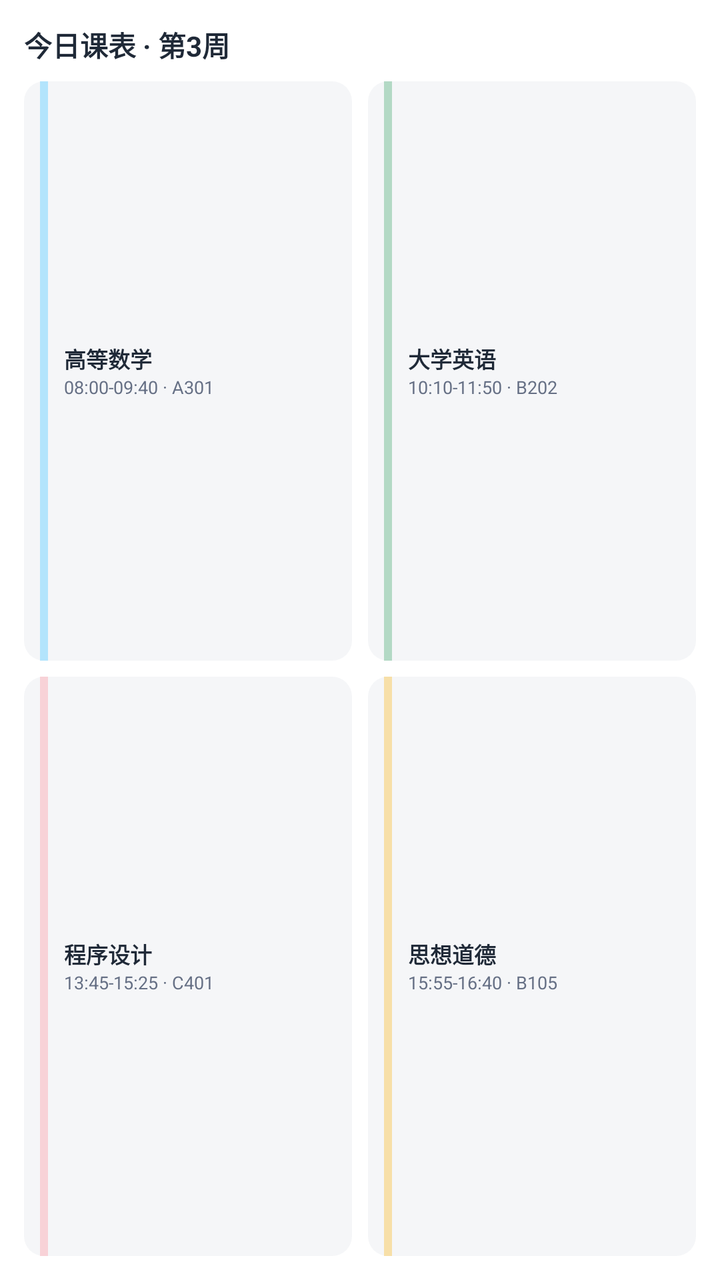
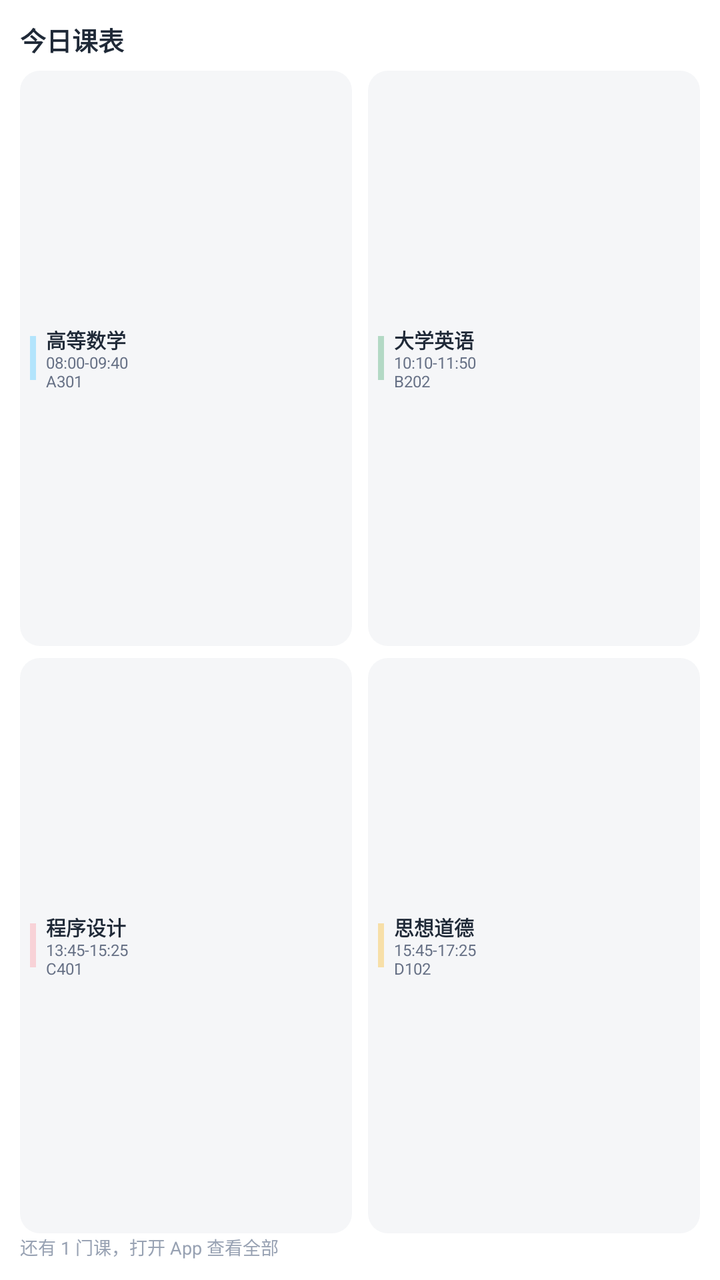

Compare the two renders of this Android layout. The source of the first and the diff that turns it into the second are given below.
<!-- AndroidManifest.xml: fallback theme Theme.MaterialComponents.DayNight.NoActionBar -->
<!-- res/layout/widget_large_preview.xml -->
<?xml version="1.0" encoding="utf-8"?>
<LinearLayout xmlns:android="http://schemas.android.com/apk/res/android"
    android:layout_width="match_parent"
    android:layout_height="match_parent"
    android:orientation="vertical"
    android:background="@drawable/widget_card_bg_light"
    android:padding="12dp">

    <TextView
        android:layout_width="match_parent"
        android:layout_height="wrap_content"
        android:textSize="14sp"
        android:textStyle="bold"
        android:maxLines="1"
        android:textColor="#1F2937"
        android:text="今日课表 · 第3周" />

    <LinearLayout
        android:layout_width="match_parent"
        android:layout_height="0dp"
        android:layout_weight="1"
        android:layout_marginTop="8dp"
        android:baselineAligned="false"
        android:orientation="vertical">

        <LinearLayout
            android:layout_width="match_parent"
            android:layout_height="0dp"
            android:layout_weight="1"
            android:baselineAligned="false"
            android:orientation="horizontal">

            <LinearLayout
                android:layout_width="0dp"
                android:layout_height="match_parent"
                android:layout_weight="1"
                android:background="@drawable/widget_course_item_bg"
                android:gravity="center_vertical"
                android:orientation="horizontal"
                android:paddingStart="8dp"
                android:paddingEnd="8dp">

                <View
                    android:layout_width="4dp"
                    android:layout_height="match_parent"
                    android:background="#B3E4FC" />

                <LinearLayout
                    android:layout_width="0dp"
                    android:layout_height="wrap_content"
                    android:layout_weight="1"
                    android:layout_marginStart="8dp"
                    android:orientation="vertical">

                    <TextView
                        android:layout_width="match_parent"
                        android:layout_height="wrap_content"
                        android:textSize="11sp"
                        android:textStyle="bold"
                        android:maxLines="1"
                        android:textColor="#1F2937"
                        android:text="高等数学" />

                    <TextView
                        android:layout_width="match_parent"
                        android:layout_height="wrap_content"
                        android:textSize="9sp"
                        android:maxLines="1"
                        android:textColor="#667085"
                        android:text="08:00-09:40 · A301" />
                </LinearLayout>
            </LinearLayout>

            <LinearLayout
                android:layout_width="0dp"
                android:layout_height="match_parent"
                android:layout_weight="1"
                android:layout_marginStart="8dp"
                android:background="@drawable/widget_course_item_bg"
                android:gravity="center_vertical"
                android:orientation="horizontal"
                android:paddingStart="8dp"
                android:paddingEnd="8dp">

                <View
                    android:layout_width="4dp"
                    android:layout_height="match_parent"
                    android:background="#B3D9C5" />

                <LinearLayout
                    android:layout_width="0dp"
                    android:layout_height="wrap_content"
                    android:layout_weight="1"
                    android:layout_marginStart="8dp"
                    android:orientation="vertical">

                    <TextView
                        android:layout_width="match_parent"
                        android:layout_height="wrap_content"
                        android:textSize="11sp"
                        android:textStyle="bold"
                        android:maxLines="1"
                        android:textColor="#1F2937"
                        android:text="大学英语" />

                    <TextView
                        android:layout_width="match_parent"
                        android:layout_height="wrap_content"
                        android:textSize="9sp"
                        android:maxLines="1"
                        android:textColor="#667085"
                        android:text="10:10-11:50 · B202" />
                </LinearLayout>
            </LinearLayout>
        </LinearLayout>

        <LinearLayout
            android:layout_width="match_parent"
            android:layout_height="0dp"
            android:layout_weight="1"
            android:layout_marginTop="8dp"
            android:baselineAligned="false"
            android:orientation="horizontal">

            <LinearLayout
                android:layout_width="0dp"
                android:layout_height="match_parent"
                android:layout_weight="1"
                android:background="@drawable/widget_course_item_bg"
                android:gravity="center_vertical"
                android:orientation="horizontal"
                android:paddingStart="8dp"
                android:paddingEnd="8dp">

                <View
                    android:layout_width="4dp"
                    android:layout_height="match_parent"
                    android:background="#F8D2D7" />

                <LinearLayout
                    android:layout_width="0dp"
                    android:layout_height="wrap_content"
                    android:layout_weight="1"
                    android:layout_marginStart="8dp"
                    android:orientation="vertical">

                    <TextView
                        android:layout_width="match_parent"
                        android:layout_height="wrap_content"
                        android:textSize="11sp"
                        android:textStyle="bold"
                        android:maxLines="1"
                        android:textColor="#1F2937"
                        android:text="程序设计" />

                    <TextView
                        android:layout_width="match_parent"
                        android:layout_height="wrap_content"
                        android:textSize="9sp"
                        android:maxLines="1"
                        android:textColor="#667085"
                        android:text="13:45-15:25 · C401" />
                </LinearLayout>
            </LinearLayout>

            <LinearLayout
                android:layout_width="0dp"
                android:layout_height="match_parent"
                android:layout_weight="1"
                android:layout_marginStart="8dp"
                android:background="@drawable/widget_course_item_bg"
                android:gravity="center_vertical"
                android:orientation="horizontal"
                android:paddingStart="8dp"
                android:paddingEnd="8dp">

                <View
                    android:layout_width="4dp"
                    android:layout_height="match_parent"
                    android:background="#F7DFA8" />

                <LinearLayout
                    android:layout_width="0dp"
                    android:layout_height="wrap_content"
                    android:layout_weight="1"
                    android:layout_marginStart="8dp"
                    android:orientation="vertical">

                    <TextView
                        android:layout_width="match_parent"
                        android:layout_height="wrap_content"
                        android:textSize="11sp"
                        android:textStyle="bold"
                        android:maxLines="1"
                        android:textColor="#1F2937"
                        android:text="思想道德" />

                    <TextView
                        android:layout_width="match_parent"
                        android:layout_height="wrap_content"
                        android:textSize="9sp"
                        android:maxLines="1"
                        android:textColor="#667085"
                        android:text="15:55-16:40 · B105" />
                </LinearLayout>
            </LinearLayout>
        </LinearLayout>
    </LinearLayout>
</LinearLayout>
<!-- resources referenced by this layout -->
<resources>
  <!-- drawable widget_card_bg_light (drawable) -->
  <?xml version="1.0" encoding="utf-8"?>
  <shape xmlns:android="http://schemas.android.com/apk/res/android"
      android:shape="rectangle">
      <solid android:color="#FFFFFF" />
      <corners android:radius="20dp" />
  </shape>
  <!-- drawable widget_course_item_bg (drawable) -->
  <?xml version="1.0" encoding="utf-8"?>
  <shape xmlns:android="http://schemas.android.com/apk/res/android"
      android:shape="rectangle">
      <solid android:color="#F5F6F8" />
      <corners android:radius="10dp" />
  </shape>
</resources>

<!-- the commit's change to res/layout/widget_large_preview.xml (unified diff, before → after) -->
@@ -4,22 +4,23 @@
     android:layout_height="match_parent"
     android:orientation="vertical"
     android:background="@drawable/widget_card_bg_light"
-    android:padding="12dp">
+    android:padding="10dp">
 
     <TextView
         android:layout_width="match_parent"
         android:layout_height="wrap_content"
-        android:textSize="14sp"
+        android:textSize="13sp"
         android:textStyle="bold"
         android:maxLines="1"
+        android:ellipsize="end"
         android:textColor="#1F2937"
-        android:text="今日课表 · 第3周" />
+        android:text="今日课表" />
 
     <LinearLayout
         android:layout_width="match_parent"
         android:layout_height="0dp"
         android:layout_weight="1"
-        android:layout_marginTop="8dp"
+        android:layout_marginTop="6dp"
         android:baselineAligned="false"
         android:orientation="vertical">
 
@@ -34,40 +35,54 @@
                 android:layout_width="0dp"
                 android:layout_height="match_parent"
                 android:layout_weight="1"
-                android:background="@drawable/widget_course_item_bg"
-                android:gravity="center_vertical"
-                android:orientation="horizontal"
-                android:paddingStart="8dp"
-                android:paddingEnd="8dp">
-
-                <View
-                    android:layout_width="4dp"
-                    android:layout_height="match_parent"
+                android:gravity="center_vertical"
+                android:orientation="horizontal"
+                android:paddingStart="5dp"
+                android:paddingEnd="5dp"
+                android:background="@drawable/widget_course_item_bg">
+
+                <LinearLayout
+                    android:layout_width="3dp"
+                    android:layout_height="22dp"
                     android:background="#B3E4FC" />
 
                 <LinearLayout
                     android:layout_width="0dp"
                     android:layout_height="wrap_content"
                     android:layout_weight="1"
-                    android:layout_marginStart="8dp"
-                    android:orientation="vertical">
-
-                    <TextView
-                        android:layout_width="match_parent"
-                        android:layout_height="wrap_content"
-                        android:textSize="11sp"
-                        android:textStyle="bold"
-                        android:maxLines="1"
+                    android:layout_marginStart="5dp"
+                    android:orientation="vertical">
+
+                    <TextView
+                        android:layout_width="match_parent"
+                        android:layout_height="wrap_content"
+                        android:textSize="10sp"
+                        android:textStyle="bold"
+                        android:includeFontPadding="false"
+                        android:maxLines="1"
+                        android:ellipsize="end"
                         android:textColor="#1F2937"
                         android:text="高等数学" />
 
                     <TextView
                         android:layout_width="match_parent"
                         android:layout_height="wrap_content"
-                        android:textSize="9sp"
-                        android:maxLines="1"
-                        android:textColor="#667085"
-                        android:text="08:00-09:40 · A301" />
+                        android:textSize="8sp"
+                        android:includeFontPadding="false"
+                        android:maxLines="1"
+                        android:ellipsize="end"
+                        android:textColor="#667085"
+                        android:text="08:00-09:40" />
+
+                    <TextView
+                        android:layout_width="match_parent"
+                        android:layout_height="wrap_content"
+                        android:textSize="8sp"
+                        android:includeFontPadding="false"
+                        android:maxLines="1"
+                        android:ellipsize="end"
+                        android:textColor="#667085"
+                        android:text="A301" />
                 </LinearLayout>
             </LinearLayout>
 
@@ -76,40 +91,54 @@
                 android:layout_height="match_parent"
                 android:layout_weight="1"
                 android:layout_marginStart="8dp"
-                android:background="@drawable/widget_course_item_bg"
-                android:gravity="center_vertical"
-                android:orientation="horizontal"
-                android:paddingStart="8dp"
-                android:paddingEnd="8dp">
-
-                <View
-                    android:layout_width="4dp"
-                    android:layout_height="match_parent"
+                android:gravity="center_vertical"
+                android:orientation="horizontal"
+                android:paddingStart="5dp"
+                android:paddingEnd="5dp"
+                android:background="@drawable/widget_course_item_bg">
+
+                <LinearLayout
+                    android:layout_width="3dp"
+                    android:layout_height="22dp"
                     android:background="#B3D9C5" />
 
                 <LinearLayout
                     android:layout_width="0dp"
                     android:layout_height="wrap_content"
                     android:layout_weight="1"
-                    android:layout_marginStart="8dp"
-                    android:orientation="vertical">
-
-                    <TextView
-                        android:layout_width="match_parent"
-                        android:layout_height="wrap_content"
-                        android:textSize="11sp"
-                        android:textStyle="bold"
-                        android:maxLines="1"
+                    android:layout_marginStart="5dp"
+                    android:orientation="vertical">
+
+                    <TextView
+                        android:layout_width="match_parent"
+                        android:layout_height="wrap_content"
+                        android:textSize="10sp"
+                        android:textStyle="bold"
+                        android:includeFontPadding="false"
+                        android:maxLines="1"
+                        android:ellipsize="end"
                         android:textColor="#1F2937"
                         android:text="大学英语" />
 
                     <TextView
                         android:layout_width="match_parent"
                         android:layout_height="wrap_content"
-                        android:textSize="9sp"
-                        android:maxLines="1"
-                        android:textColor="#667085"
-                        android:text="10:10-11:50 · B202" />
+                        android:textSize="8sp"
+                        android:includeFontPadding="false"
+                        android:maxLines="1"
+                        android:ellipsize="end"
+                        android:textColor="#667085"
+                        android:text="10:10-11:50" />
+
+                    <TextView
+                        android:layout_width="match_parent"
+                        android:layout_height="wrap_content"
+                        android:textSize="8sp"
+                        android:includeFontPadding="false"
+                        android:maxLines="1"
+                        android:ellipsize="end"
+                        android:textColor="#667085"
+                        android:text="B202" />
                 </LinearLayout>
             </LinearLayout>
         </LinearLayout>
@@ -118,7 +147,7 @@
             android:layout_width="match_parent"
             android:layout_height="0dp"
             android:layout_weight="1"
-            android:layout_marginTop="8dp"
+            android:layout_marginTop="6dp"
             android:baselineAligned="false"
             android:orientation="horizontal">
 
@@ -126,40 +155,54 @@
                 android:layout_width="0dp"
                 android:layout_height="match_parent"
                 android:layout_weight="1"
-                android:background="@drawable/widget_course_item_bg"
-                android:gravity="center_vertical"
-                android:orientation="horizontal"
-                android:paddingStart="8dp"
-                android:paddingEnd="8dp">
-
-                <View
-                    android:layout_width="4dp"
-                    android:layout_height="match_parent"
+                android:gravity="center_vertical"
+                android:orientation="horizontal"
+                android:paddingStart="5dp"
+                android:paddingEnd="5dp"
+                android:background="@drawable/widget_course_item_bg">
+
+                <LinearLayout
+                    android:layout_width="3dp"
+                    android:layout_height="22dp"
                     android:background="#F8D2D7" />
 
                 <LinearLayout
                     android:layout_width="0dp"
                     android:layout_height="wrap_content"
                     android:layout_weight="1"
-                    android:layout_marginStart="8dp"
-                    android:orientation="vertical">
-
-                    <TextView
-                        android:layout_width="match_parent"
-                        android:layout_height="wrap_content"
-                        android:textSize="11sp"
-                        android:textStyle="bold"
-                        android:maxLines="1"
+                    android:layout_marginStart="5dp"
+                    android:orientation="vertical">
+
+                    <TextView
+                        android:layout_width="match_parent"
+                        android:layout_height="wrap_content"
+                        android:textSize="10sp"
+                        android:textStyle="bold"
+                        android:includeFontPadding="false"
+                        android:maxLines="1"
+                        android:ellipsize="end"
                         android:textColor="#1F2937"
                         android:text="程序设计" />
 
                     <TextView
                         android:layout_width="match_parent"
                         android:layout_height="wrap_content"
-                        android:textSize="9sp"
-                        android:maxLines="1"
-                        android:textColor="#667085"
-                        android:text="13:45-15:25 · C401" />
+                        android:textSize="8sp"
+                        android:includeFontPadding="false"
+                        android:maxLines="1"
+                        android:ellipsize="end"
+                        android:textColor="#667085"
+                        android:text="13:45-15:25" />
+
+                    <TextView
+                        android:layout_width="match_parent"
+                        android:layout_height="wrap_content"
+                        android:textSize="8sp"
+                        android:includeFontPadding="false"
+                        android:maxLines="1"
+                        android:ellipsize="end"
+                        android:textColor="#667085"
+                        android:text="C401" />
                 </LinearLayout>
             </LinearLayout>
 
@@ -168,42 +211,65 @@
                 android:layout_height="match_parent"
                 android:layout_weight="1"
                 android:layout_marginStart="8dp"
-                android:background="@drawable/widget_course_item_bg"
-                android:gravity="center_vertical"
-                android:orientation="horizontal"
-                android:paddingStart="8dp"
-                android:paddingEnd="8dp">
-
-                <View
-                    android:layout_width="4dp"
-                    android:layout_height="match_parent"
+                android:gravity="center_vertical"
+                android:orientation="horizontal"
+                android:paddingStart="5dp"
+                android:paddingEnd="5dp"
+                android:background="@drawable/widget_course_item_bg">
+
+                <LinearLayout
+                    android:layout_width="3dp"
+                    android:layout_height="22dp"
                     android:background="#F7DFA8" />
 
                 <LinearLayout
                     android:layout_width="0dp"
                     android:layout_height="wrap_content"
                     android:layout_weight="1"
-                    android:layout_marginStart="8dp"
-                    android:orientation="vertical">
-
-                    <TextView
-                        android:layout_width="match_parent"
-                        android:layout_height="wrap_content"
-                        android:textSize="11sp"
-                        android:textStyle="bold"
-                        android:maxLines="1"
+                    android:layout_marginStart="5dp"
+                    android:orientation="vertical">
+
+                    <TextView
+                        android:layout_width="match_parent"
+                        android:layout_height="wrap_content"
+                        android:textSize="10sp"
+                        android:textStyle="bold"
+                        android:includeFontPadding="false"
+                        android:maxLines="1"
+                        android:ellipsize="end"
                         android:textColor="#1F2937"
                         android:text="思想道德" />
 
                     <TextView
                         android:layout_width="match_parent"
                         android:layout_height="wrap_content"
-                        android:textSize="9sp"
-                        android:maxLines="1"
-                        android:textColor="#667085"
-                        android:text="15:55-16:40 · B105" />
+                        android:textSize="8sp"
+                        android:includeFontPadding="false"
+                        android:maxLines="1"
+                        android:ellipsize="end"
+                        android:textColor="#667085"
+                        android:text="15:45-17:25" />
+
+                    <TextView
+                        android:layout_width="match_parent"
+                        android:layout_height="wrap_content"
+                        android:textSize="8sp"
+                        android:includeFontPadding="false"
+                        android:maxLines="1"
+                        android:ellipsize="end"
+                        android:textColor="#667085"
+                        android:text="D102" />
                 </LinearLayout>
             </LinearLayout>
         </LinearLayout>
     </LinearLayout>
+
+    <TextView
+        android:layout_width="match_parent"
+        android:layout_height="wrap_content"
+        android:textSize="9sp"
+        android:maxLines="1"
+        android:ellipsize="end"
+        android:textColor="#98A2B3"
+        android:text="还有 1 门课，打开 App 查看全部" />
 </LinearLayout>
